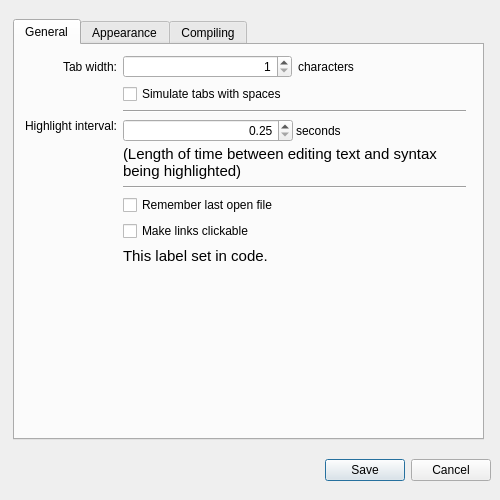
Old version of the form src/preferencesdialog.ui in the repository ali-rantakari/QarkDown.
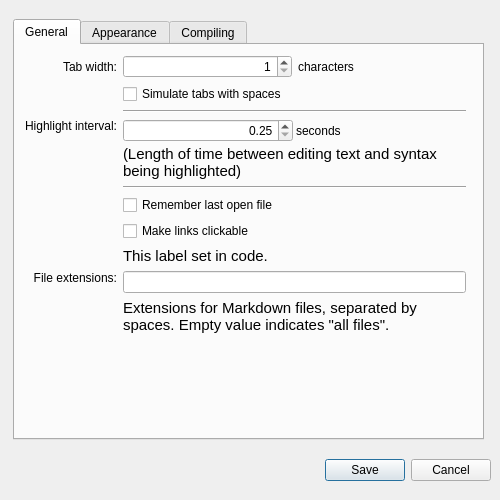
New version of the form. The open tabs and pages were chosen to show the change.

Commit message: Make the file extensions filter (for open/save dialogs) configurable.

The edit to the form file:
```diff
--- a/src/preferencesdialog.ui
+++ b/src/preferencesdialog.ui
@@ -203,7 +203,7 @@
         </property>
        </widget>
       </item>
-      <item row="8" column="0">
+      <item row="9" column="0">
        <spacer name="verticalSpacer_2">
         <property name="orientation">
          <enum>Qt::Vertical</enum>
@@ -245,6 +245,38 @@
         </item>
        </layout>
       </item>
+      <item row="8" column="0">
+       <widget class="QLabel" name="label_12">
+        <property name="text">
+         <string>File extensions:</string>
+        </property>
+        <property name="alignment">
+         <set>Qt::AlignRight|Qt::AlignTop|Qt::AlignTrailing</set>
+        </property>
+       </widget>
+      </item>
+      <item row="8" column="1">
+       <layout class="QVBoxLayout" name="verticalLayout_8">
+        <item>
+         <widget class="QLineEdit" name="extensionsLineEdit"/>
+        </item>
+        <item>
+         <widget class="QLabel" name="fileExtensionsInfoLabel">
+          <property name="font">
+           <font>
+            <pointsize>11</pointsize>
+           </font>
+          </property>
+          <property name="text">
+           <string>Extensions for Markdown files, separated by spaces. Empty value indicates &quot;all files&quot;.</string>
+          </property>
+          <property name="wordWrap">
+           <bool>true</bool>
+          </property>
+         </widget>
+        </item>
+       </layout>
+      </item>
      </layout>
     </widget>
    </widget>
```
Left out of the diff: 2 changed lines with no effect on the pictures. The commit also changes 4 other files.
